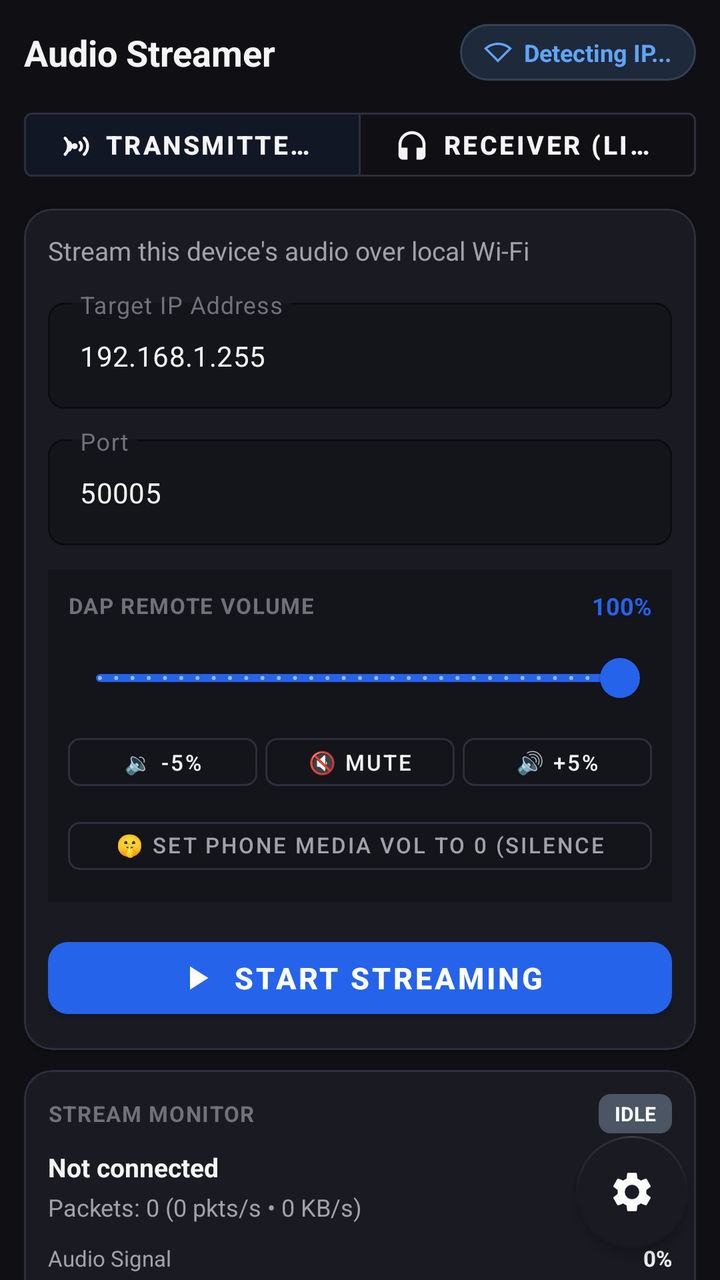
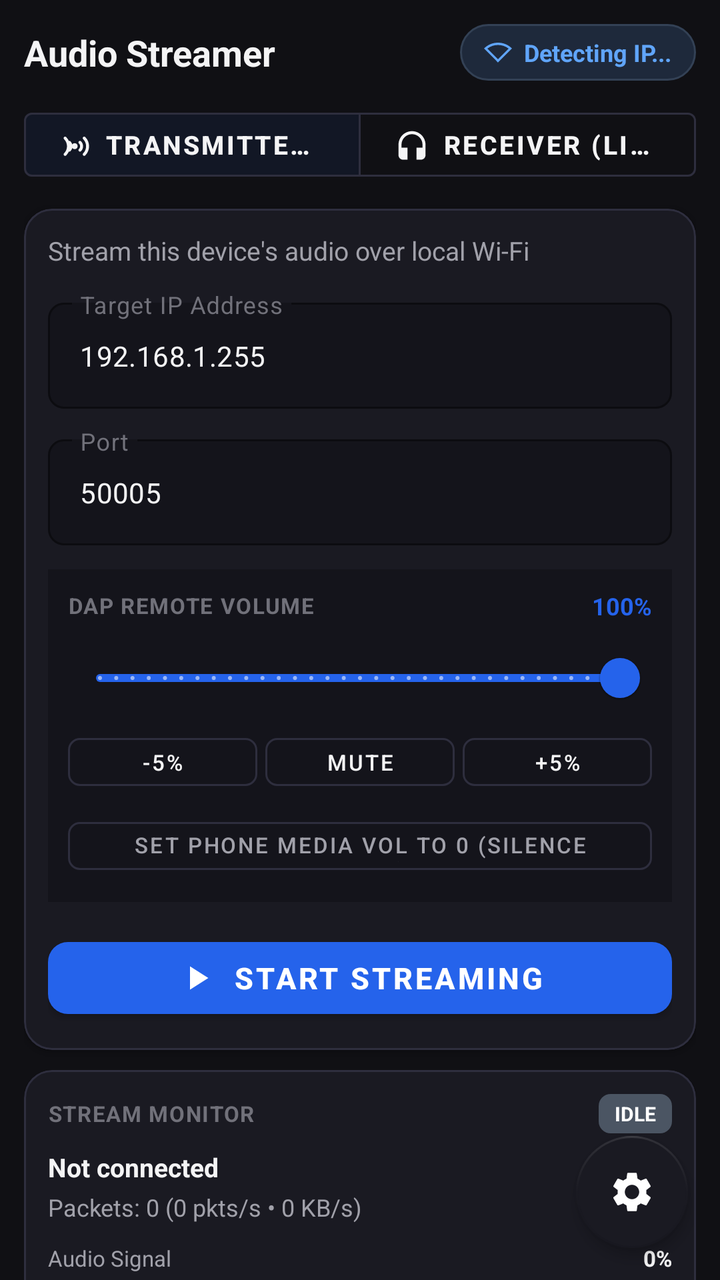

Before-and-after screenshots of an Android layout around one commit, followed by the original layout XML and the change that was made.
<!-- AndroidManifest.xml: application theme Theme.AudioStreamer -->
<!-- res/layout/activity_main.xml -->
<?xml version="1.0" encoding="utf-8"?>
<androidx.coordinatorlayout.widget.CoordinatorLayout
    xmlns:android="http://schemas.android.com/apk/res/android"
    xmlns:app="http://schemas.android.com/apk/res-auto"
    android:id="@+id/root_layout"
    android:layout_width="match_parent"
    android:layout_height="match_parent"
    android:fitsSystemWindows="true"
    android:background="@color/bg_screen">

    <ScrollView
        android:layout_width="match_parent"
        android:layout_height="match_parent"
        android:fillViewport="true"
        android:clipToPadding="false"
        android:paddingBottom="88dp"
        android:scrollbars="none">

        <LinearLayout
            android:layout_width="match_parent"
            android:layout_height="wrap_content"
            android:gravity="center_horizontal"
            android:orientation="vertical">

            <LinearLayout
                android:layout_width="match_parent"
                android:layout_height="wrap_content"
                android:maxWidth="@dimen/content_max_width"
                android:orientation="vertical"
                android:padding="@dimen/screen_padding">

                
                <LinearLayout
                    android:layout_width="match_parent"
                    android:layout_height="wrap_content"
                    android:orientation="horizontal"
                    android:gravity="center_vertical"
                    android:layout_marginBottom="@dimen/card_spacing">

                    <TextView
                        android:id="@+id/tv_title"
                        android:layout_width="0dp"
                        android:layout_height="wrap_content"
                        android:layout_weight="1"
                        android:text="@string/app_name"
                        android:textSize="@dimen/title_text_size"
                        android:textStyle="bold"
                        android:textColor="@color/text_primary" />

                    
                    <LinearLayout
                        android:id="@+id/layout_ip_pill"
                        android:layout_width="wrap_content"
                        android:layout_height="wrap_content"
                        android:orientation="horizontal"
                        android:gravity="center_vertical"
                        android:background="@drawable/bg_ip_pill"
                        android:paddingStart="12dp"
                        android:paddingEnd="12dp"
                        android:paddingTop="6dp"
                        android:paddingBottom="6dp"
                        android:clickable="true"
                        android:focusable="true">

                        <ImageView
                            android:layout_width="14dp"
                            android:layout_height="14dp"
                            android:src="@drawable/ic_wifi"
                            android:layout_marginEnd="6dp"
                            app:tint="@color/pill_text" />

                        <TextView
                            android:id="@+id/tv_header_ip"
                            android:layout_width="wrap_content"
                            android:layout_height="wrap_content"
                            android:text="Detecting IP..."
                            android:textSize="12sp"
                            android:textStyle="bold"
                            android:textColor="@color/pill_text" />
                    </LinearLayout>
                </LinearLayout>

                
                <com.google.android.material.button.MaterialButtonToggleGroup
                    android:id="@+id/toggle_mode_group"
                    android:layout_width="match_parent"
                    android:layout_height="@dimen/toggle_height"
                    android:layout_marginBottom="@dimen/card_spacing"
                    app:singleSelection="true"
                    app:selectionRequired="true"
                    app:checkedButton="@+id/btn_mode_transmitter">

                    <com.google.android.material.button.MaterialButton
                        android:id="@+id/btn_mode_transmitter"
                        style="?attr/materialButtonOutlinedStyle"
                        android:layout_width="0dp"
                        android:layout_height="match_parent"
                        android:layout_weight="1"
                        android:text="@string/mode_transmitter"
                        android:textSize="13sp"
                        android:textStyle="bold"
                        android:textColor="@color/text_primary"
                        app:strokeColor="@color/card_stroke"
                        app:icon="@drawable/ic_transmitter"
                        app:iconTint="@color/text_primary"
                        app:iconGravity="textStart"
                        app:iconPadding="6dp"
                        app:iconSize="18dp" />

                    <com.google.android.material.button.MaterialButton
                        android:id="@+id/btn_mode_receiver"
                        style="?attr/materialButtonOutlinedStyle"
                        android:layout_width="0dp"
                        android:layout_height="match_parent"
                        android:layout_weight="1"
                        android:text="@string/mode_receiver"
                        android:textSize="13sp"
                        android:textStyle="bold"
                        android:textColor="@color/text_primary"
                        app:strokeColor="@color/card_stroke"
                        app:icon="@drawable/ic_receiver"
                        app:iconTint="@color/text_primary"
                        app:iconGravity="textStart"
                        app:iconPadding="6dp"
                        app:iconSize="18dp" />
                </com.google.android.material.button.MaterialButtonToggleGroup>

                
                <com.google.android.material.card.MaterialCardView
                    android:id="@+id/card_config"
                    android:layout_width="match_parent"
                    android:layout_height="wrap_content"
                    android:layout_marginBottom="@dimen/card_spacing"
                    app:cardCornerRadius="14dp"
                    app:cardElevation="1dp"
                    app:strokeColor="@color/card_stroke"
                    app:strokeWidth="1dp"
                    app:cardBackgroundColor="@color/card_bg">

                    <LinearLayout
                        android:layout_width="match_parent"
                        android:layout_height="wrap_content"
                        android:orientation="vertical"
                        android:padding="@dimen/card_inner_padding">

                        <TextView
                            android:id="@+id/tv_mode_guide"
                            android:layout_width="match_parent"
                            android:layout_height="wrap_content"
                            android:text="Stream this device's audio over local Wi-Fi"
                            android:textSize="13sp"
                            android:textColor="@color/text_secondary"
                            android:layout_marginBottom="12dp" />

                        
                        <com.google.android.material.textfield.TextInputLayout
                            android:id="@+id/til_target_ip"
                            android:layout_width="match_parent"
                            android:layout_height="wrap_content"
                            android:layout_marginBottom="10dp"
                            android:hint="@string/target_ip_hint"
                            android:textColorHint="@color/text_hint"
                            app:hintTextColor="@color/primary"
                            app:boxBackgroundColor="@color/input_bg"
                            app:boxStrokeColor="@color/primary"
                            app:boxCornerRadiusBottomEnd="8dp"
                            app:boxCornerRadiusBottomStart="8dp"
                            app:boxCornerRadiusTopEnd="8dp"
                            app:boxCornerRadiusTopStart="8dp"
                            style="@style/Widget.MaterialComponents.TextInputLayout.OutlinedBox">

                            <com.google.android.material.textfield.TextInputEditText
                                android:id="@+id/et_target_ip"
                                android:layout_width="match_parent"
                                android:layout_height="wrap_content"
                                android:inputType="textUri"
                                android:textSize="14sp"
                                android:textColor="@color/text_primary"
                                android:textColorHint="@color/text_hint"
                                android:text="192.168.1.255" />
                        </com.google.android.material.textfield.TextInputLayout>

                        
                        <com.google.android.material.textfield.TextInputLayout
                            android:id="@+id/til_port"
                            android:layout_width="match_parent"
                            android:layout_height="wrap_content"
                            android:layout_marginBottom="12dp"
                            android:hint="@string/port_hint"
                            android:textColorHint="@color/text_hint"
                            app:hintTextColor="@color/primary"
                            app:boxBackgroundColor="@color/input_bg"
                            app:boxStrokeColor="@color/primary"
                            app:boxCornerRadiusBottomEnd="8dp"
                            app:boxCornerRadiusBottomStart="8dp"
                            app:boxCornerRadiusTopEnd="8dp"
                            app:boxCornerRadiusTopStart="8dp"
                            style="@style/Widget.MaterialComponents.TextInputLayout.OutlinedBox">

                            <com.google.android.material.textfield.TextInputEditText
                                android:id="@+id/et_port"
                                android:layout_width="match_parent"
                                android:layout_height="wrap_content"
                                android:inputType="number"
                                android:textSize="14sp"
                                android:textColor="@color/text_primary"
                                android:textColorHint="@color/text_hint"
                                android:text="50005" />
                        </com.google.android.material.textfield.TextInputLayout>

                        
                        <LinearLayout
                            android:id="@+id/layout_volume_control"
                            android:layout_width="match_parent"
                            android:layout_height="wrap_content"
                            android:orientation="vertical"
                            android:background="@color/input_bg"
                            android:padding="10dp"
                            android:layout_marginBottom="14dp">

                            <LinearLayout
                                android:layout_width="match_parent"
                                android:layout_height="wrap_content"
                                android:orientation="horizontal"
                                android:gravity="center_vertical"
                                android:layout_marginBottom="4dp">

                                <TextView
                                    android:layout_width="0dp"
                                    android:layout_height="wrap_content"
                                    android:layout_weight="1"
                                    android:text="DAP REMOTE VOLUME"
                                    android:textSize="11sp"
                                    android:textStyle="bold"
                                    android:textColor="@color/text_hint"
                                    android:letterSpacing="0.05" />

                                <TextView
                                    android:id="@+id/tv_remote_vol_label"
                                    android:layout_width="wrap_content"
                                    android:layout_height="wrap_content"
                                    android:text="100%"
                                    android:textSize="12sp"
                                    android:textStyle="bold"
                                    android:textColor="@color/primary" />
                            </LinearLayout>

                            
                            <com.google.android.material.slider.Slider
                                android:id="@+id/slider_remote_vol"
                                android:layout_width="match_parent"
                                android:layout_height="wrap_content"
                                android:valueFrom="0.0"
                                android:valueTo="100.0"
                                android:stepSize="1.0"
                                android:value="100.0"
                                app:thumbColor="@color/primary"
                                app:trackColorActive="@color/primary"
                                app:trackColorInactive="#2A2A38" />

                            
                            <LinearLayout
                                android:layout_width="match_parent"
                                android:layout_height="wrap_content"
                                android:orientation="horizontal"
                                android:gravity="center">

                                <com.google.android.material.button.MaterialButton
                                    android:id="@+id/btn_vol_down"
                                    style="?attr/materialButtonOutlinedStyle"
                                    android:layout_width="0dp"
                                    android:layout_height="36dp"
                                    android:layout_weight="1"
                                    android:text="🔉 -5%"
                                    android:textSize="11sp"
                                    android:textColor="@color/text_primary"
                                    app:strokeColor="@color/card_stroke"
                                    android:layout_marginEnd="4dp"
                                    app:cornerRadius="6dp" />

                                <com.google.android.material.button.MaterialButton
                                    android:id="@+id/btn_vol_mute"
                                    style="?attr/materialButtonOutlinedStyle"
                                    android:layout_width="0dp"
                                    android:layout_height="36dp"
                                    android:layout_weight="1"
                                    android:text="🔇 Mute"
                                    android:textSize="11sp"
                                    android:textColor="@color/text_primary"
                                    app:strokeColor="@color/card_stroke"
                                    android:layout_marginEnd="4dp"
                                    app:cornerRadius="6dp" />

                                <com.google.android.material.button.MaterialButton
                                    android:id="@+id/btn_vol_up"
                                    style="?attr/materialButtonOutlinedStyle"
                                    android:layout_width="0dp"
                                    android:layout_height="36dp"
                                    android:layout_weight="1"
                                    android:text="🔊 +5%"
                                    android:textSize="11sp"
                                    android:textColor="@color/text_primary"
                                    app:strokeColor="@color/card_stroke"
                                    app:cornerRadius="6dp" />
                            </LinearLayout>

                            
                            <com.google.android.material.button.MaterialButton
                                android:id="@+id/btn_silence_phone"
                                style="?attr/materialButtonOutlinedStyle"
                                android:layout_width="match_parent"
                                android:layout_height="36dp"
                                android:layout_marginTop="6dp"
                                android:text="🤫 Set Phone Media Vol to 0 (Silence Phone)"
                                android:textSize="11sp"
                                android:textColor="@color/text_secondary"
                                app:strokeColor="@color/card_stroke"
                                app:cornerRadius="6dp" />
                        </LinearLayout>

                        
                        <com.google.android.material.button.MaterialButton
                            android:id="@+id/btn_action"
                            android:layout_width="match_parent"
                            android:layout_height="@dimen/btn_height"
                            android:text="@string/start_stream"
                            android:textSize="15sp"
                            android:textStyle="bold"
                            android:textColor="@color/white"
                            app:cornerRadius="10dp"
                            app:icon="@drawable/ic_play"
                            app:iconTint="@color/white"
                            app:iconGravity="textStart"
                            app:iconPadding="8dp"
                            app:iconSize="20dp" />

                    </LinearLayout>
                </com.google.android.material.card.MaterialCardView>

                
                <com.google.android.material.card.MaterialCardView
                    android:id="@+id/card_telemetry"
                    android:layout_width="match_parent"
                    android:layout_height="wrap_content"
                    app:cardCornerRadius="14dp"
                    app:cardElevation="1dp"
                    app:strokeColor="@color/card_stroke"
                    app:strokeWidth="1dp"
                    app:cardBackgroundColor="@color/card_bg">

                    <LinearLayout
                        android:layout_width="match_parent"
                        android:layout_height="wrap_content"
                        android:orientation="vertical"
                        android:padding="@dimen/card_inner_padding">

                        
                        <LinearLayout
                            android:layout_width="match_parent"
                            android:layout_height="wrap_content"
                            android:orientation="horizontal"
                            android:gravity="center_vertical"
                            android:layout_marginBottom="8dp">

                            <TextView
                                android:layout_width="0dp"
                                android:layout_height="wrap_content"
                                android:layout_weight="1"
                                android:text="STREAM MONITOR"
                                android:textSize="11sp"
                                android:textStyle="bold"
                                android:textColor="@color/text_hint"
                                android:letterSpacing="0.05" />

                            <TextView
                                android:id="@+id/tv_badge_status"
                                android:layout_width="wrap_content"
                                android:layout_height="wrap_content"
                                android:text="IDLE"
                                android:textSize="10sp"
                                android:textStyle="bold"
                                android:paddingStart="8dp"
                                android:paddingEnd="8dp"
                                android:paddingTop="3dp"
                                android:paddingBottom="3dp"
                                android:textColor="@color/white"
                                android:background="@drawable/bg_badge"
                                android:backgroundTint="@color/status_gray" />
                        </LinearLayout>

                        
                        <TextView
                            android:id="@+id/tv_endpoint_info"
                            android:layout_width="match_parent"
                            android:layout_height="wrap_content"
                            android:text="Not connected"
                            android:textSize="13sp"
                            android:textStyle="bold"
                            android:textColor="@color/text_primary"
                            android:layout_marginBottom="3dp" />

                        
                        <TextView
                            android:id="@+id/tv_packets_stat"
                            android:layout_width="match_parent"
                            android:layout_height="wrap_content"
                            android:text="Packets: 0 (0 pkts/s • 0 KB/s)"
                            android:textSize="12sp"
                            android:textColor="@color/text_secondary"
                            android:layout_marginBottom="10dp" />

                        
                        <LinearLayout
                            android:layout_width="match_parent"
                            android:layout_height="wrap_content"
                            android:orientation="horizontal"
                            android:gravity="center_vertical"
                            android:layout_marginBottom="4dp">

                            <TextView
                                android:layout_width="0dp"
                                android:layout_height="wrap_content"
                                android:layout_weight="1"
                                android:text="Audio Signal"
                                android:textSize="11sp"
                                android:textColor="@color/text_secondary" />

                            <TextView
                                android:id="@+id/tv_audio_level_val"
                                android:layout_width="wrap_content"
                                android:layout_height="wrap_content"
                                android:text="0%"
                                android:textSize="11sp"
                                android:textStyle="bold"
                                android:textColor="@color/text_primary" />
                        </LinearLayout>

                        <ProgressBar
                            android:id="@+id/pb_audio_level"
                            style="?android:attr/progressBarStyleHorizontal"
                            android:layout_width="match_parent"
                            android:layout_height="@dimen/progress_height"
                            android:max="100"
                            android:progress="0"
                            android:progressBackgroundTint="#272732"
                            android:progressTint="@color/status_green"
                            android:layout_marginBottom="10dp" />

                        
                        <TextView
                            android:id="@+id/tv_diagnostic_tip"
                            android:layout_width="match_parent"
                            android:layout_height="wrap_content"
                            android:text="Select mode and start streaming."
                            android:textSize="12sp"
                            android:textColor="@color/text_secondary"
                            android:lineSpacingMultiplier="1.15" />

                    </LinearLayout>
                </com.google.android.material.card.MaterialCardView>

            </LinearLayout>
        </LinearLayout>
    </ScrollView>

    
    <com.google.android.material.floatingactionbutton.FloatingActionButton
        android:id="@+id/fab_settings"
        android:layout_width="wrap_content"
        android:layout_height="wrap_content"
        android:layout_gravity="bottom|end"
        android:layout_marginEnd="16dp"
        android:layout_marginBottom="16dp"
        app:srcCompat="@drawable/ic_settings"
        app:tint="@color/white"
        app:backgroundTint="@color/card_bg"
        app:rippleColor="@color/primary"
        app:borderWidth="1dp"
        app:elevation="4dp"
        android:contentDescription="Settings" />

</androidx.coordinatorlayout.widget.CoordinatorLayout>
<!-- resources referenced by this layout -->
<resources>
  <color name="bg_screen">#101014</color>
  <color name="card_bg">#1A1A22</color>
  <color name="card_stroke">#2E2E3E</color>
  <color name="input_bg">#14141B</color>
  <color name="pill_text">#60A5FA</color>
  <color name="primary">#2563EB</color>
  <color name="status_gray">#4B5563</color>
  <color name="status_green">#10B981</color>
  <color name="text_hint">#71717A</color>
  <color name="text_primary">#F4F4F5</color>
  <color name="text_secondary">#A1A1AA</color>
  <color name="white">#FFFFFFFF</color>
  <dimen name="btn_height">48dp</dimen>
  <dimen name="card_inner_padding">12dp</dimen>
  <dimen name="card_spacing">10dp</dimen>
  <dimen name="content_max_width">520dp</dimen>
  <dimen name="progress_height">8dp</dimen>
  <dimen name="screen_padding">12dp</dimen>
  <dimen name="title_text_size">18sp</dimen>
  <dimen name="toggle_height">44dp</dimen>
  <!-- drawable bg_badge (drawable) -->
  <?xml version="1.0" encoding="utf-8"?>
  <shape xmlns:android="http://schemas.android.com/apk/res/android"
      android:shape="rectangle">
      <corners android:radius="6dp" />
      <solid android:color="#757575" />
  </shape>
  <!-- drawable bg_ip_pill (drawable) -->
  <?xml version="1.0" encoding="utf-8"?>
  <shape xmlns:android="http://schemas.android.com/apk/res/android"
      android:shape="rectangle">
      <corners android:radius="20dp" />
      <solid android:color="@color/pill_bg" />
      <stroke android:width="1dp" android:color="@color/pill_stroke" />
  </shape>
  <!-- drawable ic_play (drawable) -->
  <vector xmlns:android="http://schemas.android.com/apk/res/android"
      android:width="24dp"
      android:height="24dp"
      android:viewportWidth="24"
      android:viewportHeight="24">
      <path
          android:fillColor="#FFFFFFFF"
          android:pathData="M8,5v14l11,-7z"/>
  </vector>
  <!-- drawable ic_receiver (drawable) -->
  <vector xmlns:android="http://schemas.android.com/apk/res/android"
      android:width="24dp"
      android:height="24dp"
      android:viewportWidth="24"
      android:viewportHeight="24">
      <path
          android:fillColor="#FFFFFFFF"
          android:pathData="M12,3c-4.97,0 -9,4.03 -9,9v7c0,1.66 1.34,3 3,3h3v-8L5,14v-2c0,-3.87 3.13,-7 7,-7s7,3.13 7,7v2l-4,0v8h3c1.66,0 3,-1.34 3,-3v-7c0,-4.97 -4.03,-9 -9,-9z"/>
  </vector>
  <!-- drawable ic_wifi (drawable) -->
  <vector xmlns:android="http://schemas.android.com/apk/res/android"
      android:width="24dp"
      android:height="24dp"
      android:viewportWidth="24"
      android:viewportHeight="24">
      <path
          android:fillColor="#FF1976D2"
          android:pathData="M12,4C7.31,4 3.07,5.9 0,8.98L12,21 24,8.98C20.93,5.9 16.69,4 12,4zM2.92,9.07C5.51,7.08 8.67,6 12,6s6.49,1.08 9.08,3.07L12,18.17 2.92,9.07z"/>
  </vector>
  <string name="app_name">Audio Streamer</string>
  <string name="mode_receiver">Receiver (Listen)</string>
  <string name="mode_transmitter">Transmitter (Send)</string>
  <string name="port_hint">Port</string>
  <string name="start_stream">Start Streaming</string>
  <string name="target_ip_hint">Target IP Address</string>
  <style name="Theme.AudioStreamer" parent="Theme.MaterialComponents.NoActionBar">
          <item name="colorPrimary">@color/primary</item>
          <item name="colorPrimaryVariant">@color/primary_variant</item>
          <item name="colorOnPrimary">@color/white</item>
          <item name="colorSecondary">@color/secondary</item>
          <item name="colorSecondaryVariant">@color/secondary_variant</item>
          <item name="colorOnSecondary">@color/white</item>
          <item name="android:windowBackground">@color/bg_screen</item>
          <item name="android:statusBarColor">@color/bg_screen</item>
          <item name="android:navigationBarColor">@color/bg_screen</item>
          <item name="android:windowLightStatusBar">false</item>
      </style>
  <color name="pill_bg">#1E293B</color>
  <color name="pill_stroke">#334155</color>
  <color name="primary_variant">#1D4ED8</color>
  <color name="secondary">#0D9488</color>
  <color name="secondary_variant">#0F766E</color>
  <!-- unchanged entries left out for length: 2 -->
</resources>

<!-- the commit's change to res/layout/activity_main.xml (unified diff, before → after) -->
@@ -271,7 +271,7 @@
                                     android:layout_width="0dp"
                                     android:layout_height="36dp"
                                     android:layout_weight="1"
-                                    android:text="🔉 -5%"
+                                    android:text="-5%"
                                     android:textSize="11sp"
                                     android:textColor="@color/text_primary"
                                     app:strokeColor="@color/card_stroke"
@@ -284,7 +284,7 @@
                                     android:layout_width="0dp"
                                     android:layout_height="36dp"
                                     android:layout_weight="1"
-                                    android:text="🔇 Mute"
+                                    android:text="Mute"
                                     android:textSize="11sp"
                                     android:textColor="@color/text_primary"
                                     app:strokeColor="@color/card_stroke"
@@ -297,7 +297,7 @@
                                     android:layout_width="0dp"
                                     android:layout_height="36dp"
                                     android:layout_weight="1"
-                                    android:text="🔊 +5%"
+                                    android:text="+5%"
                                     android:textSize="11sp"
                                     android:textColor="@color/text_primary"
                                     app:strokeColor="@color/card_stroke"
@@ -311,7 +311,7 @@
                                 android:layout_width="match_parent"
                                 android:layout_height="36dp"
                                 android:layout_marginTop="6dp"
-                                android:text="🤫 Set Phone Media Vol to 0 (Silence Phone)"
+                                android:text="Set Phone Media Vol to 0 (Silence Phone)"
                                 android:textSize="11sp"
                                 android:textColor="@color/text_secondary"
                                 app:strokeColor="@color/card_stroke"
